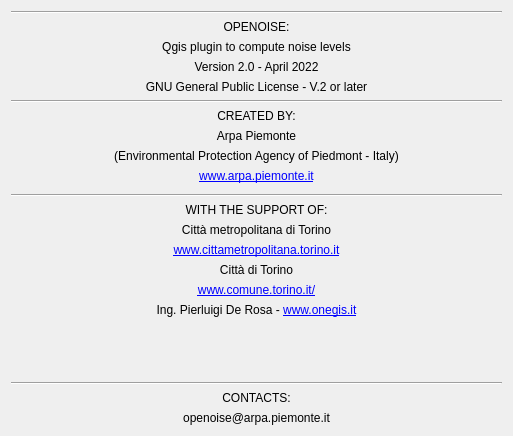
pierluigiderosa/openoise, file tools/ui_Credits.ui: the form before one commit.
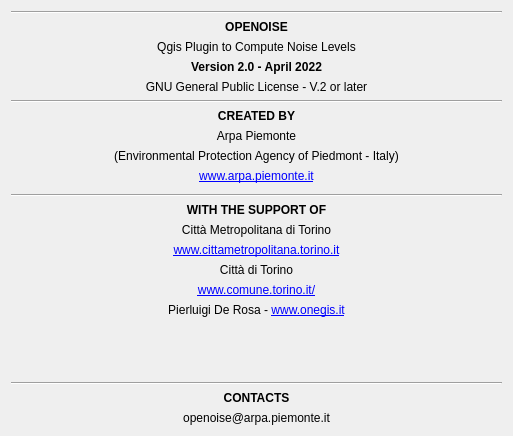
The form after the commit.

```diff
--- a/tools/ui_Credits.ui
+++ b/tools/ui_Credits.ui
@@ -51,7 +51,7 @@
       </size>
      </property>
      <property name="text">
-      <string>OPENOISE:</string>
+      <string>&lt;html&gt;&lt;head/&gt;&lt;body&gt;&lt;p&gt;&lt;span style=&quot; font-weight:600;&quot;&gt;OPENOISE&lt;/span&gt;&lt;/p&gt;&lt;/body&gt;&lt;/html&gt;</string>
      </property>
      <property name="alignment">
       <set>Qt::AlignCenter</set>
@@ -73,7 +73,7 @@
       </size>
      </property>
      <property name="text">
-      <string>Qgis plugin to compute noise levels</string>
+      <string>Qgis Plugin to Compute Noise Levels</string>
      </property>
      <property name="alignment">
       <set>Qt::AlignCenter</set>
@@ -95,7 +95,7 @@
       </size>
      </property>
      <property name="text">
-      <string>Version 2.0 - April 2022</string>
+      <string>&lt;html&gt;&lt;head/&gt;&lt;body&gt;&lt;p&gt;&lt;span style=&quot; font-weight:600;&quot;&gt;Version 2.0 - April 2022&lt;/span&gt;&lt;/p&gt;&lt;/body&gt;&lt;/html&gt;</string>
      </property>
      <property name="alignment">
       <set>Qt::AlignCenter</set>
@@ -152,7 +152,7 @@
       </size>
      </property>
      <property name="text">
-      <string>CREATED BY:</string>
+      <string>&lt;html&gt;&lt;head/&gt;&lt;body&gt;&lt;p&gt;&lt;span style=&quot; font-weight:600;&quot;&gt;CREATED BY&lt;/span&gt;&lt;/p&gt;&lt;/body&gt;&lt;/html&gt;</string>
      </property>
      <property name="alignment">
       <set>Qt::AlignCenter</set>
@@ -248,7 +248,7 @@
       </size>
      </property>
      <property name="text">
-      <string>WITH THE SUPPORT OF:</string>
+      <string>&lt;html&gt;&lt;head/&gt;&lt;body&gt;&lt;p&gt;&lt;span style=&quot; font-weight:600;&quot;&gt;WITH THE SUPPORT OF&lt;/span&gt;&lt;/p&gt;&lt;/body&gt;&lt;/html&gt;</string>
      </property>
      <property name="alignment">
       <set>Qt::AlignCenter</set>
@@ -270,7 +270,7 @@
       </size>
      </property>
      <property name="text">
-      <string>Città metropolitana di Torino</string>
+      <string>Città Metropolitana di Torino</string>
      </property>
      <property name="alignment">
       <set>Qt::AlignCenter</set>
@@ -322,7 +322,7 @@
    <item>
     <widget class="QLabel" name="label_9">
      <property name="text">
-      <string>&lt;html&gt;&lt;head/&gt;&lt;body&gt;&lt;p&gt;Ing. Pierluigi De Rosa - &lt;a href=&quot;https://www.onegis.it/&quot;&gt;&lt;span style=&quot; text-decoration: underline; color:#0000ff;&quot;&gt;www.onegis.it&lt;/span&gt;&lt;/a&gt;&lt;/p&gt;&lt;/body&gt;&lt;/html&gt;</string>
+      <string>&lt;html&gt;&lt;head/&gt;&lt;body&gt;&lt;p&gt;Pierluigi De Rosa - &lt;a href=&quot;https://www.onegis.it/&quot;&gt;&lt;span style=&quot; text-decoration: underline; color:#0000ff;&quot;&gt;www.onegis.it&lt;/span&gt;&lt;/a&gt;&lt;/p&gt;&lt;/body&gt;&lt;/html&gt;</string>
      </property>
      <property name="alignment">
       <set>Qt::AlignCenter</set>
@@ -373,7 +373,7 @@
       </size>
      </property>
      <property name="text">
-      <string>CONTACTS:</string>
+      <string>&lt;html&gt;&lt;head/&gt;&lt;body&gt;&lt;p&gt;&lt;span style=&quot; font-weight:600;&quot;&gt;CONTACTS&lt;/span&gt;&lt;/p&gt;&lt;/body&gt;&lt;/html&gt;</string>
      </property>
      <property name="alignment">
       <set>Qt::AlignCenter</set>
```
